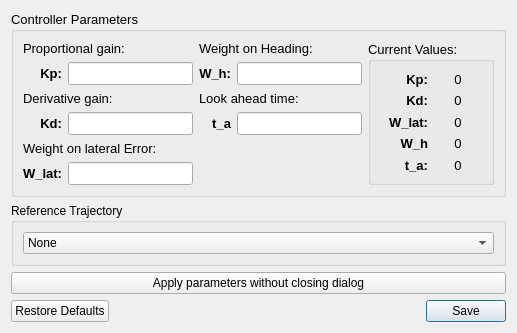
tud-hri/joan, file modules/steeringwheelcontrol/action/swcontrollers/ui/pd_settings_ui.ui: the form before one commit.
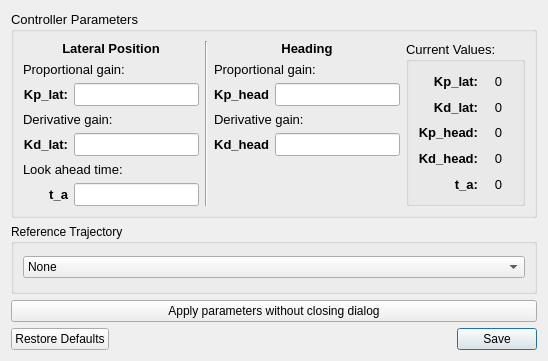
The form after the commit.

Commit message: kp kd split for pd controller

What changed in the file:
```diff
--- a/modules/steeringwheelcontrol/action/swcontrollers/ui/pd_settings_ui.ui
+++ b/modules/steeringwheelcontrol/action/swcontrollers/ui/pd_settings_ui.ui
@@ -7,7 +7,7 @@
     <x>0</x>
     <y>0</y>
     <width>517</width>
-    <height>322</height>
+    <height>361</height>
    </rect>
   </property>
   <property name="windowTitle">
@@ -27,6 +27,252 @@
       <string>Controller Parameters</string>
      </property>
      <layout class="QGridLayout" name="gridLayout_3">
+      <item row="0" column="0">
+       <layout class="QGridLayout" name="gridLayout">
+        <item row="2" column="4">
+         <widget class="QLineEdit" name="edit_kp_head">
+          <property name="sizePolicy">
+           <sizepolicy hsizetype="Minimum" vsizetype="Fixed">
+            <horstretch>0</horstretch>
+            <verstretch>0</verstretch>
+           </sizepolicy>
+          </property>
+         </widget>
+        </item>
+        <item row="4" column="1">
+         <widget class="QLineEdit" name="edit_kd_lat">
+          <property name="sizePolicy">
+           <sizepolicy hsizetype="Minimum" vsizetype="Fixed">
+            <horstretch>0</horstretch>
+            <verstretch>0</verstretch>
+           </sizepolicy>
+          </property>
+         </widget>
+        </item>
+        <item row="4" column="4">
+         <widget class="QLineEdit" name="edit_kd_head">
+          <property name="sizePolicy">
+           <sizepolicy hsizetype="Minimum" vsizetype="Fixed">
+            <horstretch>0</horstretch>
+            <verstretch>0</verstretch>
+           </sizepolicy>
+          </property>
+         </widget>
+        </item>
+        <item row="4" column="3">
+         <widget class="QLabel" name="lblWeightlat">
+          <property name="font">
+           <font>
+            <pointsize>10</pointsize>
+            <weight>75</weight>
+            <bold>true</bold>
+           </font>
+          </property>
+          <property name="text">
+           <string>Kd_head</string>
+          </property>
+          <property name="alignment">
+           <set>Qt::AlignRight|Qt::AlignTrailing|Qt::AlignVCenter</set>
+          </property>
+         </widget>
+        </item>
+        <item row="1" column="0" colspan="2">
+         <widget class="QLabel" name="lblPropgaintitle">
+          <property name="font">
+           <font>
+            <pointsize>10</pointsize>
+            <weight>50</weight>
+            <bold>false</bold>
+           </font>
+          </property>
+          <property name="text">
+           <string>Proportional gain:</string>
+          </property>
+         </widget>
+        </item>
+        <item row="4" column="0">
+         <widget class="QLabel" name="lblDerivgain">
+          <property name="font">
+           <font>
+            <pointsize>10</pointsize>
+            <weight>75</weight>
+            <bold>true</bold>
+           </font>
+          </property>
+          <property name="text">
+           <string>Kd_lat:</string>
+          </property>
+          <property name="alignment">
+           <set>Qt::AlignRight|Qt::AlignTrailing|Qt::AlignVCenter</set>
+          </property>
+         </widget>
+        </item>
+        <item row="3" column="0" colspan="2">
+         <widget class="QLabel" name="lblDerivgaintitle">
+          <property name="font">
+           <font>
+            <pointsize>10</pointsize>
+            <weight>50</weight>
+            <bold>false</bold>
+           </font>
+          </property>
+          <property name="text">
+           <string>Derivative gain:</string>
+          </property>
+         </widget>
+        </item>
+        <item row="1" column="3" colspan="2">
+         <widget class="QLabel" name="lblWeightheadingtitle">
+          <property name="font">
+           <font>
+            <pointsize>10</pointsize>
+            <weight>50</weight>
+            <bold>false</bold>
+           </font>
+          </property>
+          <property name="text">
+           <string>Proportional gain:</string>
+          </property>
+         </widget>
+        </item>
+        <item row="2" column="3">
+         <widget class="QLabel" name="lblWeightheading">
+          <property name="font">
+           <font>
+            <pointsize>10</pointsize>
+            <weight>75</weight>
+            <bold>true</bold>
+           </font>
+          </property>
+          <property name="text">
+           <string>Kp_head</string>
+          </property>
+          <property name="alignment">
+           <set>Qt::AlignRight|Qt::AlignTrailing|Qt::AlignVCenter</set>
+          </property>
+         </widget>
+        </item>
+        <item row="6" column="0">
+         <widget class="QLabel" name="lblTahead">
+          <property name="font">
+           <font>
+            <pointsize>10</pointsize>
+            <weight>75</weight>
+            <bold>true</bold>
+           </font>
+          </property>
+          <property name="text">
+           <string>t_a</string>
+          </property>
+          <property name="alignment">
+           <set>Qt::AlignRight|Qt::AlignTrailing|Qt::AlignVCenter</set>
+          </property>
+         </widget>
+        </item>
+        <item row="2" column="1">
+         <widget class="QLineEdit" name="edit_kp_lat">
+          <property name="sizePolicy">
+           <sizepolicy hsizetype="Minimum" vsizetype="Fixed">
+            <horstretch>0</horstretch>
+            <verstretch>0</verstretch>
+           </sizepolicy>
+          </property>
+         </widget>
+        </item>
+        <item row="2" column="0">
+         <widget class="QLabel" name="lblPropgain">
+          <property name="font">
+           <font>
+            <pointsize>10</pointsize>
+            <weight>75</weight>
+            <bold>true</bold>
+           </font>
+          </property>
+          <property name="text">
+           <string>Kp_lat:</string>
+          </property>
+          <property name="alignment">
+           <set>Qt::AlignRight|Qt::AlignTrailing|Qt::AlignVCenter</set>
+          </property>
+         </widget>
+        </item>
+        <item row="3" column="3" colspan="2">
+         <widget class="QLabel" name="lblWeightlattitle">
+          <property name="font">
+           <font>
+            <pointsize>10</pointsize>
+            <weight>50</weight>
+            <bold>false</bold>
+           </font>
+          </property>
+          <property name="text">
+           <string>Derivative gain:</string>
+          </property>
+         </widget>
+        </item>
+        <item row="6" column="1">
+         <widget class="QLineEdit" name="edit_t_ahead">
+          <property name="sizePolicy">
+           <sizepolicy hsizetype="Minimum" vsizetype="Fixed">
+            <horstretch>0</horstretch>
+            <verstretch>0</verstretch>
+           </sizepolicy>
+          </property>
+         </widget>
+        </item>
+        <item row="5" column="0" colspan="2">
+         <widget class="QLabel" name="lblTaheadtitle">
+          <property name="font">
+           <font>
+            <pointsize>10</pointsize>
+           </font>
+          </property>
+          <property name="text">
+           <string>Look ahead time:</string>
+          </property>
+         </widget>
+        </item>
+        <item row="0" column="0" colspan="2">
+         <widget class="QLabel" name="label_6">
+          <property name="font">
+           <font>
+            <weight>75</weight>
+            <bold>true</bold>
+           </font>
+          </property>
+          <property name="text">
+           <string>Lateral Position</string>
+          </property>
+          <property name="alignment">
+           <set>Qt::AlignCenter</set>
+          </property>
+         </widget>
+        </item>
+        <item row="0" column="3" colspan="2">
+         <widget class="QLabel" name="label_7">
+          <property name="font">
+           <font>
+            <weight>75</weight>
+            <bold>true</bold>
+           </font>
+          </property>
+          <property name="text">
+           <string>Heading</string>
+          </property>
+          <property name="alignment">
+           <set>Qt::AlignCenter</set>
+          </property>
+         </widget>
+        </item>
+        <item row="0" column="2" rowspan="7">
+         <widget class="Line" name="line">
+          <property name="orientation">
+           <enum>Qt::Vertical</enum>
+          </property>
+         </widget>
+        </item>
+       </layout>
+      </item>
       <item row="0" column="1" colspan="2">
        <widget class="QGroupBox" name="groupBox_2">
         <property name="font">
@@ -56,7 +302,7 @@
               </font>
              </property>
              <property name="text">
-              <string>Kd:</string>
+              <string>Kd_lat:</string>
              </property>
              <property name="alignment">
               <set>Qt::AlignRight|Qt::AlignTrailing|Qt::AlignVCenter</set>
@@ -135,7 +381,7 @@
               </font>
              </property>
              <property name="text">
-              <string>Kp:</string>
+              <string>Kp_lat:</string>
              </property>
              <property name="alignment">
               <set>Qt::AlignRight|Qt::AlignTrailing|Qt::AlignVCenter</set>
@@ -167,7 +413,7 @@
               </font>
              </property>
              <property name="text">
-              <string>W_h</string>
+              <string>Kd_head:</string>
              </property>
              <property name="alignment">
               <set>Qt::AlignRight|Qt::AlignTrailing|Qt::AlignVCenter</set>
@@ -199,7 +445,7 @@
               </font>
              </property>
              <property name="text">
-              <string>W_lat:</string>
+              <string>Kp_head:</string>
              </property>
              <property name="alignment">
               <set>Qt::AlignRight|Qt::AlignTrailing|Qt::AlignVCenter</set>
@@ -211,213 +457,6 @@
         </layout>
        </widget>
       </item>
-      <item row="0" column="0">
-       <layout class="QGridLayout" name="gridLayout">
-        <item row="3" column="1">
-         <widget class="QLineEdit" name="edit_gain_deriv">
-          <property name="sizePolicy">
-           <sizepolicy hsizetype="Minimum" vsizetype="Fixed">
-            <horstretch>0</horstretch>
-            <verstretch>0</verstretch>
-           </sizepolicy>
-          </property>
-         </widget>
-        </item>
-        <item row="1" column="1">
-         <widget class="QLineEdit" name="edit_gain_prop">
-          <property name="sizePolicy">
-           <sizepolicy hsizetype="Minimum" vsizetype="Fixed">
-            <horstretch>0</horstretch>
-            <verstretch>0</verstretch>
-           </sizepolicy>
-          </property>
-         </widget>
-        </item>
-        <item row="3" column="4">
-         <widget class="QLineEdit" name="edit_t_ahead">
-          <property name="sizePolicy">
-           <sizepolicy hsizetype="Minimum" vsizetype="Fixed">
-            <horstretch>0</horstretch>
-            <verstretch>0</verstretch>
-           </sizepolicy>
-          </property>
-         </widget>
-        </item>
-        <item row="1" column="0">
-         <widget class="QLabel" name="lblPropgain">
-          <property name="font">
-           <font>
-            <pointsize>10</pointsize>
-            <weight>75</weight>
-            <bold>true</bold>
-           </font>
-          </property>
-          <property name="text">
-           <string>Kp:</string>
-          </property>
-          <property name="alignment">
-           <set>Qt::AlignRight|Qt::AlignTrailing|Qt::AlignVCenter</set>
-          </property>
-         </widget>
-        </item>
-        <item row="3" column="3">
-         <widget class="QLabel" name="lblTahead">
-          <property name="font">
-           <font>
-            <pointsize>10</pointsize>
-            <weight>75</weight>
-            <bold>true</bold>
-           </font>
-          </property>
-          <property name="text">
-           <string>t_a</string>
-          </property>
-          <property name="alignment">
-           <set>Qt::AlignRight|Qt::AlignTrailing|Qt::AlignVCenter</set>
-          </property>
-         </widget>
-        </item>
-        <item row="4" column="0" colspan="2">
-         <widget class="QLabel" name="lblWeightlattitle">
-          <property name="font">
-           <font>
-            <pointsize>10</pointsize>
-            <weight>50</weight>
-            <bold>false</bold>
-           </font>
-          </property>
-          <property name="text">
-           <string>Weight on lateral Error:</string>
-          </property>
-         </widget>
-        </item>
-        <item row="3" column="0">
-         <widget class="QLabel" name="lblDerivgain">
-          <property name="font">
-           <font>
-            <pointsize>10</pointsize>
-            <weight>75</weight>
-            <bold>true</bold>
-           </font>
-          </property>
-          <property name="text">
-           <string>Kd:</string>
-          </property>
-          <property name="alignment">
-           <set>Qt::AlignRight|Qt::AlignTrailing|Qt::AlignVCenter</set>
-          </property>
-         </widget>
-        </item>
-        <item row="0" column="0" colspan="2">
-         <widget class="QLabel" name="lblPropgaintitle">
-          <property name="font">
-           <font>
-            <pointsize>10</pointsize>
-            <weight>50</weight>
-            <bold>false</bold>
-           </font>
-          </property>
-          <property name="text">
-           <string>Proportional gain:</string>
-          </property>
-         </widget>
-        </item>
-        <item row="5" column="1">
-         <widget class="QLineEdit" name="edit_weight_lat">
-          <property name="sizePolicy">
-           <sizepolicy hsizetype="Minimum" vsizetype="Fixed">
-            <horstretch>0</horstretch>
-            <verstretch>0</verstretch>
-           </sizepolicy>
-          </property>
-         </widget>
-        </item>
-        <item row="2" column="0" colspan="2">
-         <widget class="QLabel" name="lblDerivgaintitle">
-          <property name="font">
-           <font>
-            <pointsize>10</pointsize>
-            <weight>50</weight>
-            <bold>false</bold>
-           </font>
-          </property>
-          <property name="text">
-           <string>Derivative gain:</string>
-          </property>
-         </widget>
-        </item>
-        <item row="1" column="3">
-         <widget class="QLabel" name="lblWeightheading">
-          <property name="font">
-           <font>
-            <pointsize>10</pointsize>
-            <weight>75</weight>
-            <bold>true</bold>
-           </font>
-          </property>
-          <property name="text">
-           <string>W_h:</string>
-          </property>
-          <property name="alignment">
-           <set>Qt::AlignRight|Qt::AlignTrailing|Qt::AlignVCenter</set>
-          </property>
-         </widget>
-        </item>
-        <item row="0" column="3" colspan="2">
-         <widget class="QLabel" name="lblWeightheadingtitle">
-          <property name="font">
-           <font>
-            <pointsize>10</pointsize>
-            <weight>50</weight>
-            <bold>false</bold>
-           </font>
-          </property>
-          <property name="text">
-           <string>Weight on Heading:</string>
-          </property>
-         </widget>
-        </item>
-        <item row="1" column="4">
-         <widget class="QLineEdit" name="edit_weight_heading">
-          <property name="sizePolicy">
-           <sizepolicy hsizetype="Minimum" vsizetype="Fixed">
-            <horstretch>0</horstretch>
-            <verstretch>0</verstretch>
-           </sizepolicy>
-          </property>
-         </widget>
-        </item>
-        <item row="2" column="3" colspan="2">
-         <widget class="QLabel" name="lblTaheadtitle">
-          <property name="font">
-           <font>
-            <pointsize>10</pointsize>
-           </font>
-          </property>
-          <property name="text">
-           <string>Look ahead time:</string>
-          </property>
-         </widget>
-        </item>
-        <item row="5" column="0">
-         <widget class="QLabel" name="lblWeightlat">
-          <property name="font">
-           <font>
-            <pointsize>10</pointsize>
-            <weight>75</weight>
-            <bold>true</bold>
-           </font>
-          </property>
-          <property name="text">
-           <string>W_lat:</string>
-          </property>
-          <property name="alignment">
-           <set>Qt::AlignRight|Qt::AlignTrailing|Qt::AlignVCenter</set>
-          </property>
-         </widget>
-        </item>
-       </layout>
-      </item>
      </layout>
     </widget>
    </item>
```
Left out of the diff: 8 changed lines with no effect on the pictures. The commit also changes 2 other files.
